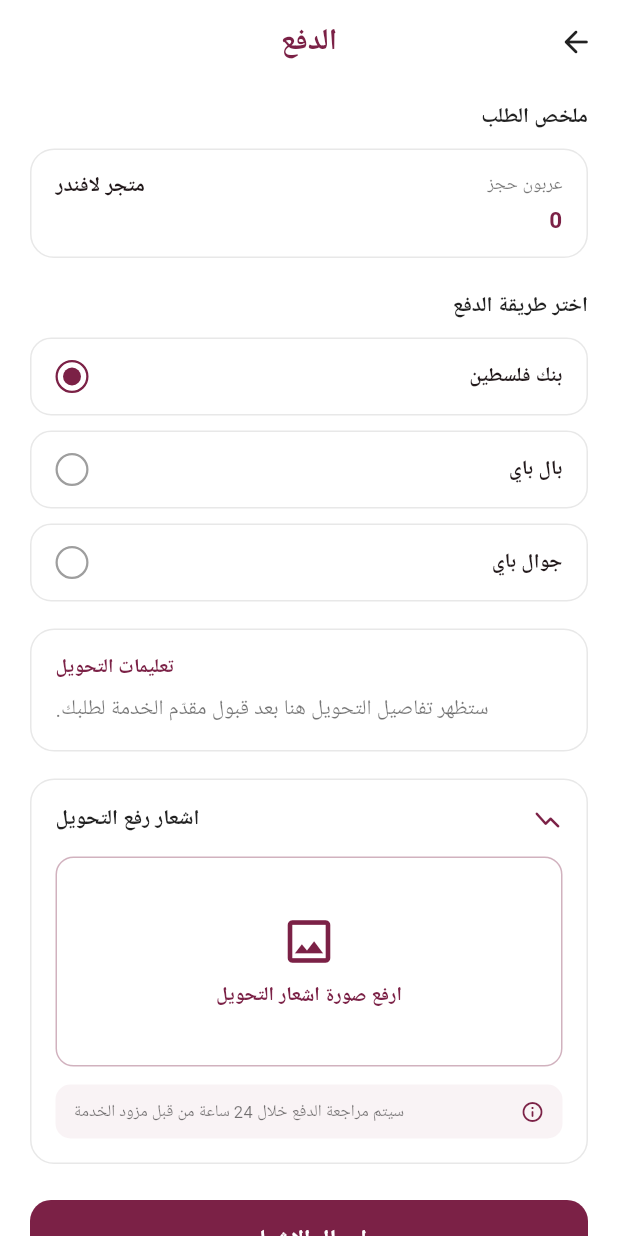
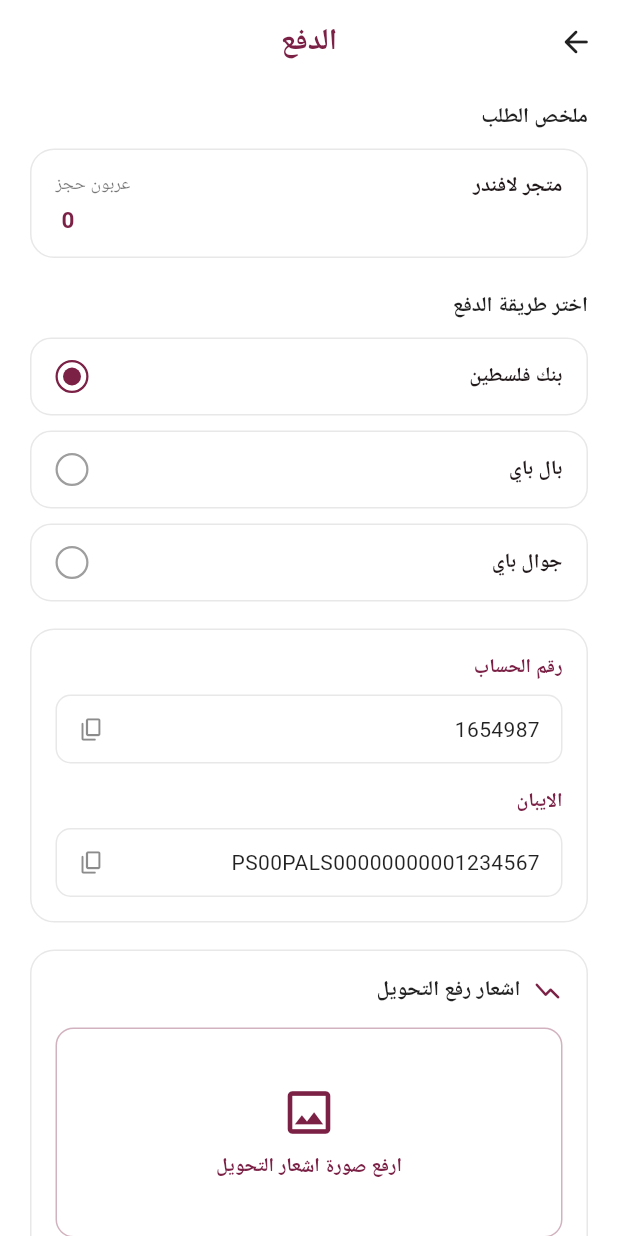
Before and after one commit to farah-platform/farah-mobile, a Flutter app: the PaymentScreen screen opened directly with empty values, on a phone screen of 412 x 824 dp. Run offline on Flutter 3.47's test engine with Material 3 defaults, Android fonts, the phone set to English and light mode, and no system bars; our stand-ins replace dio, equatable, firebase_auth, flutter_bloc, flutter_secure_storage, google_fonts and 3 more; accounts and stored records are empty; Roboto replaces fonts that are missing (Tajawal).

Commit message:
تحديث شاشة تأكيد الحجز وبرمجة شاشة الدفع

```diff
--- a/lib/view/screens/user/MyBookingsScreen.dart
+++ b/lib/view/screens/user/MyBookingsScreen.dart
@@ -183,7 +183,6 @@ class _MyBookingScreenState extends State<MyBookingScreen> {
                                 ),
                               ),
                               const Spacer(), // لدفع الزر للأسفل
-                              // زر استكشاف الخدمات
                               Padding(
                                 padding: const EdgeInsets.only(
                                   bottom: 24.0,
--- a/lib/view/screens/user/favorites_screen.dart
+++ b/lib/view/screens/user/favorites_screen.dart
@@ -220,6 +220,7 @@ class _FavoriteItemCard extends StatelessWidget {
             Expanded(
               child: Column(
                 crossAxisAlignment: CrossAxisAlignment.start,
+
                 children: [
                   Text(
                     item.title,
--- a/lib/view/screens/user/payment_screen.dart
+++ b/lib/view/screens/user/payment_screen.dart
@@ -1,4 +1,5 @@
 import 'dart:io';
+import 'package:farah/data/models/home/booking_request_model.dart';
 import 'package:farah/data/models/home/payment_request_model.dart';
 import 'package:flutter/material.dart';
 import 'package:flutter/services.dart';
@@ -13,16 +14,16 @@ enum PaymentMethod { bankOfPalestine, palPay, jawwalPay }
 class PaymentScreen extends StatefulWidget {
   final ServiceModel service;
   final double depositAmount;
-  final String bookingId;
-
-  // Transfer details set by the provider; null until the booking is accepted.
+  final BookingRequestModel bookingRequest;
+  final String? bookingId;
   final String? paymentInstructions;
 
   const PaymentScreen({
     super.key,
     required this.service,
     required this.depositAmount,
-    required this.bookingId,
+    required this.bookingRequest,
+    this.bookingId,
     this.paymentInstructions,
   });
 
@@ -66,7 +67,9 @@ class _PaymentScreenState extends State<PaymentScreen> {
         ? widget.service.provider!.name
         : 'متجر لافندر';
 
-    return Scaffold(
+    return Directionality(
+      textDirection: TextDirection.rtl,
+      child: Scaffold(
         backgroundColor: Colors.white,
         appBar: AppBar(
           backgroundColor: Colors.white,
@@ -81,7 +84,10 @@ class _PaymentScreenState extends State<PaymentScreen> {
             ),
           ),
           leading: IconButton(
-          icon: const Icon(Icons.arrow_forward_rounded, color: Colors.black87),
+            icon: const Icon(
+              Icons.arrow_forward_rounded,
+              color: Colors.black87,
+            ),
             onPressed: () => Navigator.pop(context),
           ),
         ),
@@ -91,16 +97,12 @@ class _PaymentScreenState extends State<PaymentScreen> {
             child: Column(
               crossAxisAlignment: CrossAxisAlignment.start,
               children: [
-              // 1. ملخص الطلب
-              const Align(
-                alignment: Alignment.centerRight,
-                child: Text(
+                const Text(
                   'ملخص الطلب',
                   style: TextStyle(
                     fontWeight: FontWeight.bold,
                     fontSize: 14,
                     color: Colors.black87,
-                  ),
                   ),
                 ),
                 const SizedBox(height: 10),
@@ -120,24 +122,6 @@ class _PaymentScreenState extends State<PaymentScreen> {
                       Column(
                         crossAxisAlignment: CrossAxisAlignment.start,
                         children: [
-                        const Text(
-                          'عربون حجز',
-                          style: TextStyle(fontSize: 12, color: Colors.black54),
-                        ),
-                        const SizedBox(height: 4),
-                        Text(
-                          '${widget.depositAmount.toInt()} ${widget.service.currency}',
-                          style: const TextStyle(
-                            fontWeight: FontWeight.bold,
-                            fontSize: 15,
-                            color: _maroon,
-                          ),
-                        ),
-                      ],
-                    ),
-                    Column(
-                      crossAxisAlignment: CrossAxisAlignment.end,
-                      children: [
                           Text(
                             providerDisplayName,
                             style: const TextStyle(
@@ -156,22 +140,39 @@ class _PaymentScreenState extends State<PaymentScreen> {
                           ),
                         ],
                       ),
+                      Column(
+                        crossAxisAlignment: CrossAxisAlignment.end,
+                        children: [
+                          const Text(
+                            'عربون حجز',
+                            style: TextStyle(
+                              fontSize: 12,
+                              color: Colors.black54,
+                            ),
+                          ),
+                          const SizedBox(height: 4),
+                          Text(
+                            '${widget.depositAmount.toInt()} ${widget.service.currency}',
+                            style: const TextStyle(
+                              fontWeight: FontWeight.bold,
+                              fontSize: 15,
+                              color: _maroon,
+                            ),
+                          ),
+                        ],
+                      ),
                     ],
                   ),
                 ),
 
                 const SizedBox(height: 22),
 
-              // 2. اختر طريقة الدفع
-              const Align(
-                alignment: Alignment.centerRight,
-                child: Text(
+                const Text(
                   'اختر طريقة الدفع',
                   style: TextStyle(
                     fontWeight: FontWeight.bold,
                     fontSize: 14,
                     color: Colors.black87,
-                  ),
                   ),
                 ),
                 const SizedBox(height: 10),
@@ -193,12 +194,10 @@ class _PaymentScreenState extends State<PaymentScreen> {
 
                 const SizedBox(height: 18),
 
-              // 3. الحقول التفاعلية حسب طريقة الدفع
                 _buildDynamicPaymentDetails(),
 
                 const SizedBox(height: 18),
 
-              // 4. بطاقة إشعار رفع التحويل
                 Container(
                   padding: const EdgeInsets.all(16),
                   decoration: BoxDecoration(
@@ -209,13 +208,13 @@ class _PaymentScreenState extends State<PaymentScreen> {
                   child: Column(
                     children: [
                       Row(
-                      mainAxisAlignment: MainAxisAlignment.spaceBetween,
                         children: const [
                           Icon(
                             Icons.show_chart_rounded,
                             color: _maroon,
                             size: 20,
                           ),
+                          SizedBox(width: 8),
                           Text(
                             'اشعار رفع التحويل',
                             style: TextStyle(
@@ -290,12 +289,14 @@ class _PaymentScreenState extends State<PaymentScreen> {
                               size: 16,
                               color: _maroon,
                             ),
-                          Spacer(),
-                          Text(
+                            SizedBox(width: 8),
+                            Expanded(
+                              child: Text(
                                 'سيتم مراجعة الدفع خلال 24 ساعة من قبل مزود الخدمة',
                                 style: TextStyle(
                                   fontSize: 11,
                                   color: Colors.black54,
+                                ),
                               ),
                             ),
                           ],
@@ -307,7 +308,6 @@ class _PaymentScreenState extends State<PaymentScreen> {
 
                 const SizedBox(height: 24),
 
-              // 5. زر إرسال الإشعار
                 SizedBox(
                   width: double.infinity,
                   height: 52,
@@ -320,17 +320,6 @@ class _PaymentScreenState extends State<PaymentScreen> {
                       ),
                     ),
                     onPressed: () {
-                    if (!_hasInstructions) {
-                      ScaffoldMessenger.of(context).showSnackBar(
-                        const SnackBar(
-                          content: Text(
-                            'لا يمكن إرسال إشعار التحويل قبل قبول مقدّم الخدمة لطلبك.',
-                          ),
-                        ),
-                      );
-                      return;
-                    }
-
                       if (_receiptImage == null) {
                         ScaffoldMessenger.of(context).showSnackBar(
                           const SnackBar(
@@ -340,7 +329,6 @@ class _PaymentScreenState extends State<PaymentScreen> {
                         return;
                       }
 
-                    // The API accepts bank_transfer, jawwal_pay or other.
                       String methodKey = 'bank_transfer';
                       if (_selectedMethod == PaymentMethod.palPay) {
                         methodKey = 'other';
@@ -349,13 +337,12 @@ class _PaymentScreenState extends State<PaymentScreen> {
                       }
 
                       final request = PaymentRequestModel(
-                      bookingId: widget.bookingId,
+                        bookingId: widget.bookingId ?? '',
                         paymentMethod: methodKey,
                         amount: widget.depositAmount,
                         receiptImage: _receiptImage!,
                       );
 
-                    // استدعاء الكيوبت أولاً قبل الانتقال لحفظ مرجع الـ State
                       final paymentCubit = context.read<PaymentCubit>();
 
                       Navigator.pushReplacement(
@@ -376,12 +363,16 @@ class _PaymentScreenState extends State<PaymentScreen> {
                     },
                     child: const Text(
                       'ارسال الاشعار',
-                    style: TextStyle(fontSize: 15, fontWeight: FontWeight.bold),
+                      style: TextStyle(
+                        fontSize: 15,
+                        fontWeight: FontWeight.bold,
+                      ),
                     ),
                   ),
                 ),
                 const SizedBox(height: 20),
               ],
+            ),
           ),
         ),
       ),
@@ -442,9 +433,6 @@ class _PaymentScreenState extends State<PaymentScreen> {
     );
   }
 
-  bool get _hasInstructions =>
-      widget.paymentInstructions?.trim().isNotEmpty == true;
-
   Widget _buildDynamicPaymentDetails() {
     return Container(
       width: double.infinity,
@@ -455,69 +443,64 @@ class _PaymentScreenState extends State<PaymentScreen> {
         border: Border.all(color: _cardBorder),
       ),
       child: Column(
-        crossAxisAlignment: CrossAxisAlignment.end,
+        crossAxisAlignment: CrossAxisAlignment.start,
         children: [
-          const Text(
-            'تعليمات التحويل',
-            style: TextStyle(
+          if (_selectedMethod == PaymentMethod.bankOfPalestine) ...[
+            _buildInfoBox('رقم الحساب', '1654987'),
+            const SizedBox(height: 16),
+            _buildInfoBox('الايبان', 'PS00PALS00000000001234567'),
+          ] else if (_selectedMethod == PaymentMethod.palPay) ...[
+            _buildInfoBox('رقم محفظة بال باي', '0590000000'),
+          ] else if (_selectedMethod == PaymentMethod.jawwalPay) ...[
+            _buildInfoBox('رقم محفظة جوال باي', '0592467931'),
+          ],
+        ],
+      ),
+    );
+  }
+
+  Widget _buildInfoBox(String title, String value) {
+    return Column(
+      crossAxisAlignment: CrossAxisAlignment.start,
+      children: [
+        Text(
+          title,
+          style: const TextStyle(
             fontWeight: FontWeight.bold,
             fontSize: 13,
             color: _maroon,
           ),
         ),
         const SizedBox(height: 8),
-          if (_hasInstructions)
-            _buildReadOnlyField(
-              widget.paymentInstructions!.trim(),
-              'تعليمات التحويل',
-            )
-          else
-            const Text(
-              'ستظهر تفاصيل التحويل هنا بعد قبول مقدّم الخدمة لطلبك.',
-              textAlign: TextAlign.right,
-              style: TextStyle(fontSize: 14, color: Colors.black54),
-            ),
-        ],
-      ),
-    );
-  }
-
-  Widget _buildReadOnlyField(String value, String label) {
-    return Container(
+        Container(
           width: double.infinity,
           padding: const EdgeInsets.symmetric(horizontal: 14, vertical: 12),
           decoration: BoxDecoration(
-        color: const Color(0xFFFBFBFB),
-        borderRadius: BorderRadius.circular(12),
+            color: Colors.white,
+            borderRadius: BorderRadius.circular(10),
             border: Border.all(color: _cardBorder),
           ),
           child: Row(
             mainAxisAlignment: MainAxisAlignment.spaceBetween,
             children: [
-          IconButton(
-            padding: EdgeInsets.zero,
-            constraints: const BoxConstraints(),
-            icon: const Icon(
-              Icons.copy_rounded,
-              size: 16,
-              color: Colors.black45,
-            ),
-            onPressed: () => _copyToClipboard(value, label),
-          ),
-          const SizedBox(width: 8),
-          Flexible(
+              Expanded(
                 child: Text(
                   value,
-              textAlign: TextAlign.right,
-              style: const TextStyle(
-                fontSize: 14,
-                fontWeight: FontWeight.w600,
-                color: Colors.black87,
+                  style: const TextStyle(fontSize: 14, color: Colors.black87),
                 ),
+              ),
+              GestureDetector(
+                onTap: () => _copyToClipboard(value, title),
+                child: const Icon(
+                  Icons.copy_rounded,
+                  size: 18,
+                  color: Colors.black45,
                 ),
               ),
             ],
           ),
+        ),
+      ],
     );
   }
 }
--- a/lib/view/screens/user/services_screen.dart
+++ b/lib/view/screens/user/services_screen.dart
@@ -125,7 +125,6 @@ class _ServicesScreenState extends State<ServicesScreen> {
 
             const SizedBox(height: 12),
 
-            // 3. عرض شريط الفلاتر فقط إذا كان _isFilterVisible يساوي true
             if (_isFilterVisible)
               ServicesFilterChipsWidget(
                 selectedSort: _selectedSort,
```
Also changed, not shown: lib/view/screens/user/booking_confirmation_screen.dart (+106 -130 lines), lib/view/widgets/home/home_packages_widget.dart (+18 -1 lines). Lines whose indentation alone changed are shown as unchanged.
